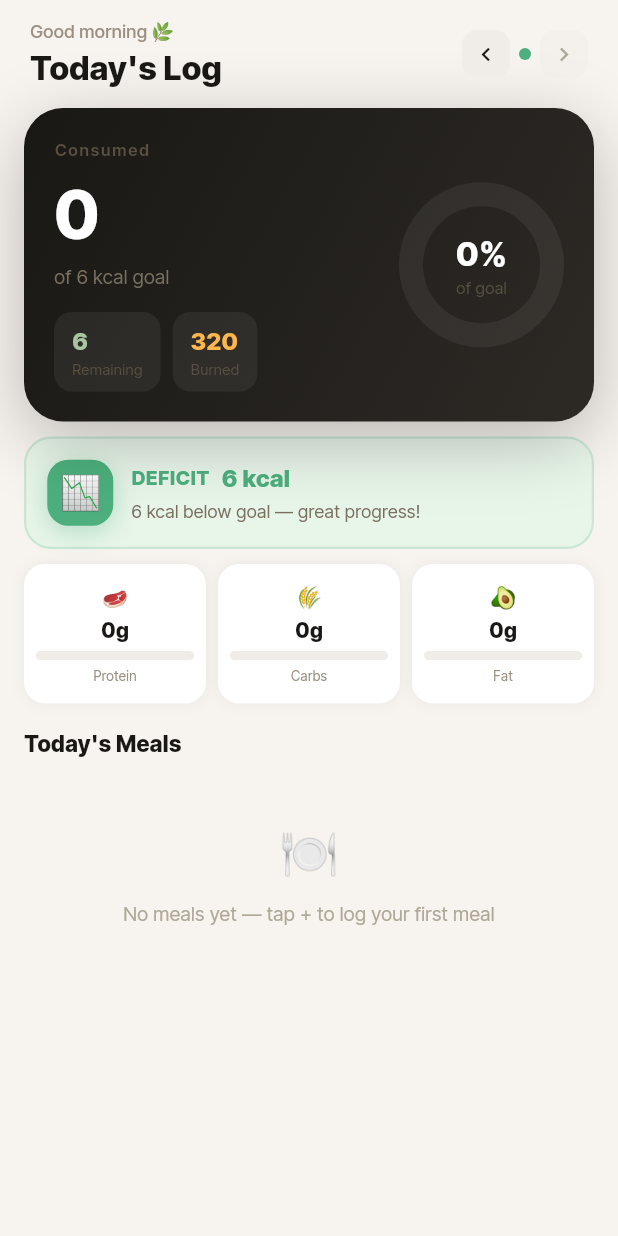
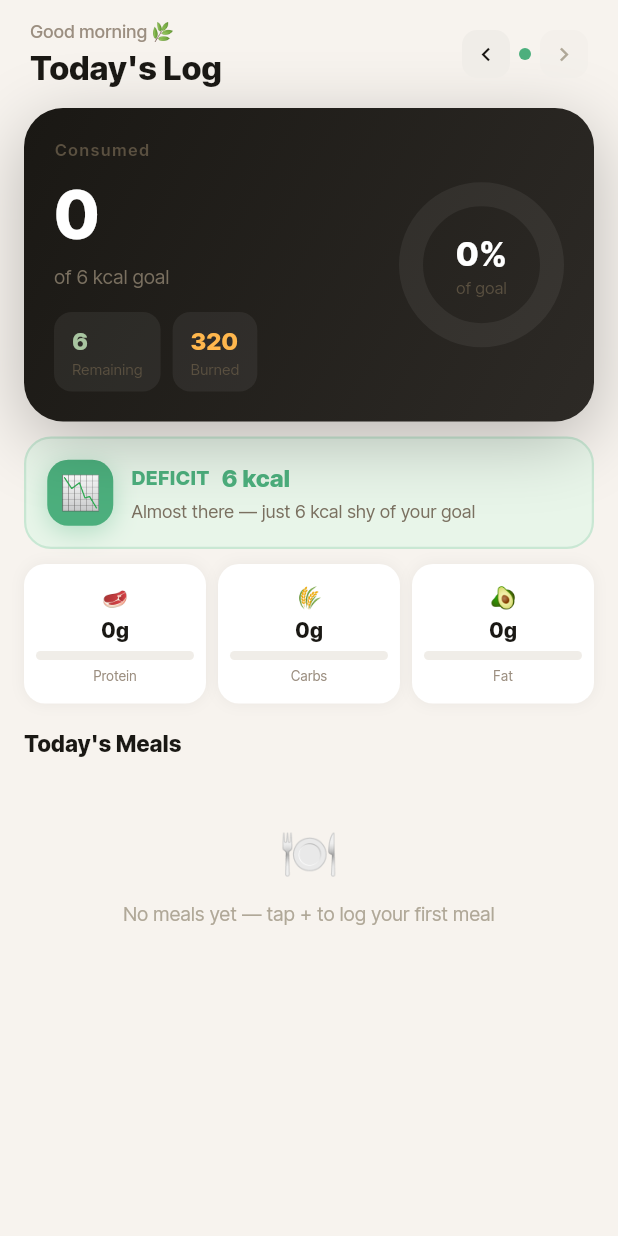
Before and after one commit to zahid2873/nutrilog, a Flutter app: the HomeScreen screen opened directly, on a phone screen of 412 x 824 dp. Run offline on Flutter 3.47's test engine with Material 3 defaults, Android fonts, the light colour scheme and no system bars; our stand-ins replace flutter_dotenv, flutter_gemini, google_fonts, shared_preferences; accounts and stored records are empty.

Commit message:
updated on badge

```diff
--- a/lib/screens/home_screen.dart
+++ b/lib/screens/home_screen.dart
@@ -588,14 +588,16 @@
 // }
 
 import 'dart:math';
+
 import 'package:flutter/material.dart';
 import 'package:nutilog/onboarding/onboarding_flow.dart';
 import 'package:nutilog/utils/helper_function.dart';
+
 import '../colors.dart';
+import '../provider/change_notifier_provider.dart';
 import '../state/app_state.dart';
-import '../provider/change_notifier_provider.dart';
+import '../widgets/calorie_ring_painter.dart';
 import '../widgets/deficit_badge.dart';
-import '../widgets/calorie_ring_painter.dart';
 
 // ─── HOME SCREEN ──────────────────────────────────────────────────────────────
 class HomeScreen extends StatelessWidget {
--- a/lib/widgets/deficit_badge.dart
+++ b/lib/widgets/deficit_badge.dart
@@ -1,3 +1,121 @@
+// import 'package:flutter/material.dart';
+// import 'package:nutilog/utils/helper_function.dart';
+// import '../colors.dart';
+
+// // ─── DEFICIT BADGE ────────────────────────────────────────────────────────────
+// class DeficitBadge extends StatelessWidget {
+//   final int consumed, goalCal;
+//   const DeficitBadge({
+//     super.key,
+//     required this.consumed,
+//     required this.goalCal,
+//   });
+
+//   @override
+//   Widget build(BuildContext context) {
+//     final diff = consumed - goalCal;
+//     final isDeficit = diff < 0;
+//     final isSurplus = diff > 0;
+//     final abs = diff.abs();
+
+//     final color = isDeficit
+//         ? AppColors.green
+//         : isSurplus
+//         ? AppColors.red
+//         : AppColors.orange;
+//     final bg = isDeficit
+//         ? AppColors.greenBg
+//         : isSurplus
+//         ? AppColors.redBg
+//         : AppColors.orangeBg;
+//     final icon = isDeficit
+//         ? '📉'
+//         : isSurplus
+//         ? '📈'
+//         : '⚖️';
+//     final label = isDeficit
+//         ? 'DEFICIT'
+//         : isSurplus
+//         ? 'SURPLUS'
+//         : 'ON TRACK';
+//     final msg = isDeficit
+//         ? '$abs kcal below goal — great progress!'
+//         : isSurplus
+//         ? '$abs kcal above goal — dial it back'
+//         : 'Perfect — right on your goal!';
+
+//     return Container(
+//       padding: const EdgeInsets.all(14),
+//       decoration: BoxDecoration(
+//         color: bg,
+//         borderRadius: BorderRadius.circular(18),
+//         border: Border.all(
+//           color: HelperFunction.colorWithOpacity(color, 0.2),
+//           width: 1.5,
+//         ),
+//       ),
+//       child: Row(
+//         children: [
+//           Container(
+//             width: 44,
+//             height: 44,
+//             decoration: BoxDecoration(
+//               color: color,
+//               borderRadius: BorderRadius.circular(14),
+//               boxShadow: [
+//                 BoxShadow(
+//                   color: HelperFunction.colorWithOpacity(color, 0.35),
+//                   blurRadius: 14,
+//                   offset: const Offset(0, 4),
+//                 ),
+//               ],
+//             ),
+//             child: Center(
+//               child: Text(icon, style: const TextStyle(fontSize: 22)),
+//             ),
+//           ),
+//           const SizedBox(width: 12),
+//           Expanded(
+//             child: Column(
+//               crossAxisAlignment: CrossAxisAlignment.start,
+//               children: [
+//                 Row(
+//                   children: [
+//                     Text(
+//                       label,
+//                       style: interTight(
+//                         size: 13,
+//                         weight: FontWeight.w800,
+//                         color: color,
+//                         letterSpacing: 0.5,
+//                       ),
+//                     ),
+//                     const SizedBox(width: 8),
+//                     if (abs > 0)
+//                       Text(
+//                         '$abs kcal',
+//                         style: interTight(
+//                           size: 16,
+//                           weight: FontWeight.w800,
+//                           color: color,
+//                         ),
+//                       ),
+//                   ],
+//                 ),
+//                 const SizedBox(height: 2),
+//                 Text(
+//                   msg,
+//                   style: interTight(size: 12, color: const Color(0xFF7A7060)),
+//                 ),
+//               ],
+//             ),
+//           ),
+//         ],
+//       ),
+//     );
+//   }
+// }
+
 import 'package:flutter/material.dart';
 import 'package:nutilog/utils/helper_function.dart';
 import '../colors.dart';
@@ -38,11 +156,32 @@ class DeficitBadge extends StatelessWidget {
         : isSurplus
         ? 'SURPLUS'
         : 'ON TRACK';
-    final msg = isDeficit
-        ? '$abs kcal below goal — great progress!'
-        : isSurplus
-        ? '$abs kcal above goal — dial it back'
-        : 'Perfect — right on your goal!';
+
+    // ── Contextual message based on magnitude ──
+    final String msg;
+    if (isDeficit) {
+      if (abs <= 100) {
+        msg = 'Almost there — just $abs kcal shy of your goal';
+      } else if (abs <= 300) {
+        msg = 'Good restraint — $abs kcal under your target';
+      } else if (abs <= 600) {
+        msg = 'Solid deficit — you\'re burning through it today';
+      } else {
+        msg = 'Big deficit — make sure you\'re eating enough';
+      }
+    } else if (isSurplus) {
+      if (abs <= 100) {
+        msg = 'Barely over — a short walk will sort this out';
+      } else if (abs <= 300) {
+        msg = 'Slightly over — ease up on the next meal';
+      } else if (abs <= 600) {
+        msg = '$abs kcal over — time to cut back for the day';
+      } else {
+        msg = 'Well over budget — skip the snacks tonight';
+      }
+    } else {
+      msg = 'Spot on — you\'ve nailed your calorie goal today';
+    }
 
     return Container(
       padding: const EdgeInsets.all(14),
```
Also changed, not shown: lib/screens/add_food_screen.dart (+24 -7 lines).
